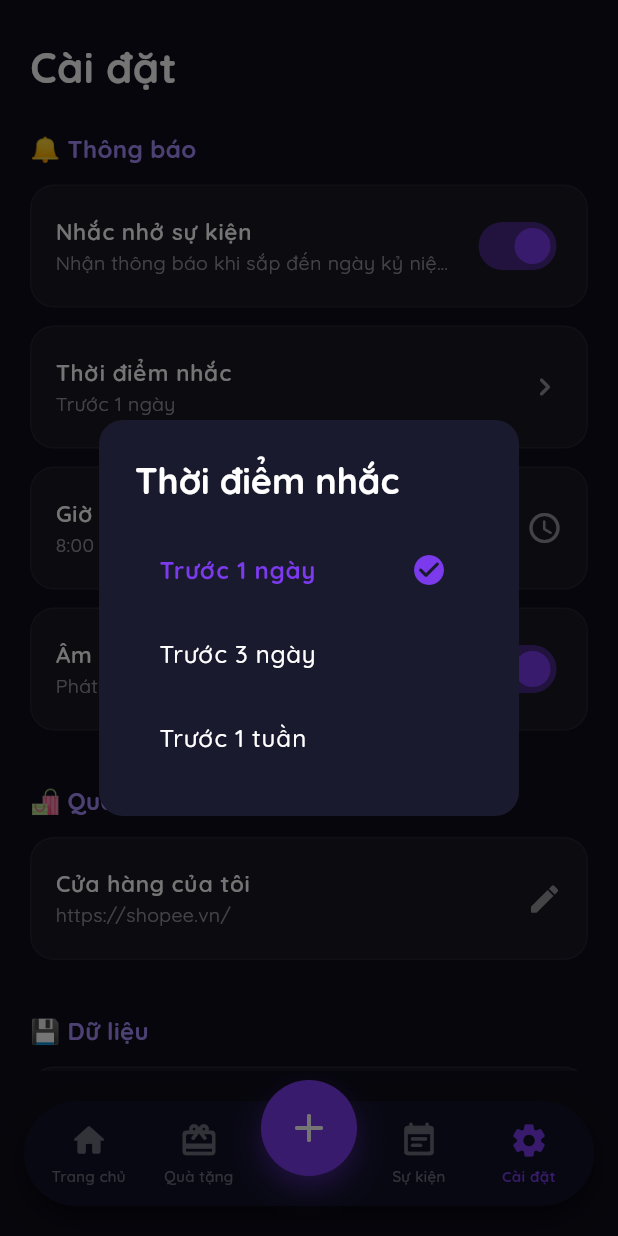
After one commit to namtv95it/countdown_app, a Flutter app: the screen it shows after launch, item 5 of the bottom bar chosen, after a tap on "Thời điểm nhắc", on a phone screen of 412 x 824 dp. The commit adds this screen. Run offline on Flutter 3.47's test engine with Material 3 defaults, Android fonts, the phone set to English and light mode, and no system bars; our stand-ins replace flutter_local_notifications, flutter_timezone, google_fonts, google_mobile_ads, permission_handler, shared_preferences and 1 more; missing offline and left inert: home_widget, lunar; network calls fail.

Commit message:
notification

```diff
--- a/lib/main.dart
+++ b/lib/main.dart
@@ -4,12 +4,14 @@ import 'package:intl/date_symbol_data_local.dart';
 import 'screens/home_screen.dart';
 import 'services/ad_service.dart';
 import 'services/widget_service.dart';
+import 'services/notification_service.dart';
 
 void main() async {
   WidgetsFlutterBinding.ensureInitialized();
   await initializeDateFormatting('vi', null);
   await AdService.init();
   await WidgetService.initialize();
+  await NotificationService().initialize();
   runApp(const MyApp());
 }
 
--- a/lib/screens/home_screen.dart
+++ b/lib/screens/home_screen.dart
@@ -5,15 +5,18 @@ import 'package:flutter/material.dart';
 import 'package:google_fonts/google_fonts.dart';
 import 'package:google_mobile_ads/google_mobile_ads.dart';
 import 'package:intl/intl.dart';
+import 'package:shared_preferences/shared_preferences.dart';
 import '../models/anniversary.dart';
 import '../services/storage_service.dart';
 import '../services/ad_service.dart';
+import '../services/notification_service.dart';
 import '../widgets/countdown_card.dart';
 import '../widgets/time_unit_box.dart';
 
 import 'add_event_screen.dart';
 import 'detail_screen.dart';
 import 'gift_screen.dart';
+import 'settings_screen.dart' hide GoogleFonts;
 
 class HomeScreen extends StatefulWidget {
   const HomeScreen({super.key});
@@ -40,9 +43,20 @@ class _HomeScreenState extends State<HomeScreen>
   void initState() {
     super.initState();
     _pageController = PageController(initialPage: 0);
+    _checkFirstLaunchPermissions();
     _loadAnniversaries();
     _startTimer();
     _loadBannerAd();
+  }
+
+  Future<void> _checkFirstLaunchPermissions() async {
+    final prefs = await SharedPreferences.getInstance();
+    final bool hasRequested = prefs.getBool('has_requested_notification_permission') ?? false;
+
+    if (!hasRequested) {
+      await NotificationService().requestPermissions();
+      await prefs.setBool('has_requested_notification_permission', true);
+    }
   }
 
   void _startTimer() {
@@ -247,7 +261,7 @@ class _HomeScreenState extends State<HomeScreen>
         _buildHeroTab(),
         const GiftScreen(),
         _buildAllEventsTab(),
-        _buildPlaceholderTab('Cài đặt'),
+        const SettingsScreen(),
       ],
     );
   }
--- /dev/null
+++ b/lib/screens/settings_screen.dart
@@ -0,0 +1,430 @@
+import 'package:flutter/material.dart';
+import 'package:google_fonts/google_fonts.dart';
+import 'package:shared_preferences/shared_preferences.dart';
+import 'package:permission_handler/permission_handler.dart';
+import '../services/notification_service.dart';
+
+class SettingsScreen extends StatefulWidget {
+  const SettingsScreen({super.key});
+
+  @override
+  State<SettingsScreen> createState() => _SettingsScreenState();
+}
+
+class _SettingsScreenState extends State<SettingsScreen> {
+  bool _notificationsEnabled = true;
+  int _reminderDays = 1; // 1, 3, 7
+  TimeOfDay _notificationTime = const TimeOfDay(hour: 8, minute: 0);
+  bool _soundEnabled = true;
+
+  String _shopUrl = 'https://shopee.vn/';
+  bool _isLoading = true;
+
+  @override
+  void initState() {
+    super.initState();
+    _loadSettings();
+  }
+
+  Future<void> _loadSettings() async {
+    final prefs = await SharedPreferences.getInstance();
+    setState(() {
+      _notificationsEnabled = prefs.getBool('notifications_enabled') ?? true;
+      _reminderDays = prefs.getInt('reminder_days') ?? 1;
+
+      final hour = prefs.getInt('notification_hour') ?? 8;
+      final minute = prefs.getInt('notification_minute') ?? 0;
+      _notificationTime = TimeOfDay(hour: hour, minute: minute);
+
+      _soundEnabled = prefs.getBool('sound_enabled') ?? true;
+
+      _shopUrl = prefs.getString('shop_url') ?? 'https://shopee.vn/';
+      _isLoading = false;
+    });
+  }
+
+  Future<void> _toggleNotifications(bool value) async {
+    final prefs = await SharedPreferences.getInstance();
+
+    if (value) {
+      final granted = await NotificationService().requestPermissions();
+      if (!granted) {
+        if (mounted) {
+          showDialog(
+            context: context,
+            builder: (context) => AlertDialog(
+              backgroundColor: const Color(0xFF1A1A2E),
+              title: Text('Cấp quyền thông báo', style: GoogleFonts.quicksand(color: Colors.white, fontWeight: FontWeight.bold)),
+              content: Text('Ứng dụng cần quyền thông báo để nhắc nhở sự kiện. Vui lòng cấp quyền trong phần Cài đặt của điện thoại.', style: GoogleFonts.quicksand(color: Colors.white70)),
+              actions: [
+                TextButton(
+                  onPressed: () => Navigator.pop(context),
+                  child: Text('Hủy', style: GoogleFonts.quicksand(color: Colors.white54)),
+                ),
+                TextButton(
+                  onPressed: () {
+                    Navigator.pop(context);
+                    openAppSettings();
+                  },
+                  child: Text('Mở Cài đặt', style: GoogleFonts.quicksand(color: const Color(0xFF7C3AED), fontWeight: FontWeight.bold)),
+                ),
+              ],
+            ),
+          );
+        }
+        return;
+      }
+    }
+
+    setState(() {
+      _notificationsEnabled = value;
+    });
+
+    await prefs.setBool('notifications_enabled', value);
+    await NotificationService().scheduleNotifications();
+  }
+
+  Future<void> _toggleSound(bool value) async {
+    setState(() {
+      _soundEnabled = value;
+    });
+    final prefs = await SharedPreferences.getInstance();
+    await prefs.setBool('sound_enabled', value);
+    await NotificationService().scheduleNotifications();
+  }
+
+  Future<void> _selectReminderDays() async {
+    final days = await showDialog<int>(
+      context: context,
+      builder: (context) => AlertDialog(
+        backgroundColor: const Color(0xFF1A1A2E),
+        shape: RoundedRectangleBorder(borderRadius: BorderRadius.circular(16)),
+        title: Text(
+          'Thời điểm nhắc',
+          style: GoogleFonts.quicksand(
+              fontWeight: FontWeight.w700, color: Colors.white),
+        ),
+        content: Column(
+          mainAxisSize: MainAxisSize.min,
+          children: [
+            _buildDialogOption('Trước 1 ngày', 1, _reminderDays),
+            _buildDialogOption('Trước 3 ngày', 3, _reminderDays),
+            _buildDialogOption('Trước 1 tuần', 7, _reminderDays),
+          ],
+        ),
+      ),
+    );
+
+    if (days != null) {
+      setState(() {
+        _reminderDays = days;
+      });
+      final prefs = await SharedPreferences.getInstance();
+      await prefs.setInt('reminder_days', days);
+    }
+  }
+
+  Widget _buildDialogOption(String label, int value, int currentValue) {
+    final isSelected = value == currentValue;
+    return ListTile(
+      title: Text(
+        label,
+        style: GoogleFonts.quicksand(
+          color: isSelected ? const Color(0xFF7C3AED) : Colors.white,
+          fontWeight: isSelected ? FontWeight.w700 : FontWeight.w500,
+        ),
+      ),
+      trailing: isSelected
+          ? const Icon(Icons.check_circle_rounded, color: Color(0xFF7C3AED))
+          : null,
+      onTap: () => Navigator.pop(context, value),
+    );
+  }
+
+  Future<void> _selectNotificationTime() async {
+    final time = await showTimePicker(
+      context: context,
+      initialTime: _notificationTime,
+      builder: (context, child) {
+        return Theme(
+          data: ThemeData.dark().copyWith(
+            colorScheme: const ColorScheme.dark(
+              primary: Color(0xFF7C3AED),
+              onPrimary: Colors.white,
+              surface: Color(0xFF1A1A2E),
+              onSurface: Colors.white,
+            ),
+          ),
+          child: child!,
+        );
+      },
+    );
+
+    if (time != null) {
+      setState(() {
+        _notificationTime = time;
+      });
+      final prefs = await SharedPreferences.getInstance();
+      await prefs.setInt('notification_hour', time.hour);
+      await prefs.setInt('notification_minute', time.minute);
+    }
+  }
+
+  Future<void> _editShopUrl() async {
+    final controller = TextEditingController(text: _shopUrl);
+    final result = await showDialog<String>(
+      context: context,
+      builder: (context) => AlertDialog(
+        backgroundColor: const Color(0xFF1A1A2E),
+        shape: RoundedRectangleBorder(borderRadius: BorderRadius.circular(16)),
+        title: Text(
+          'Link Shop của bạn',
+          style: GoogleFonts.quicksand(
+              fontWeight: FontWeight.w700, color: Colors.white),
+        ),
+        content: TextField(
+          controller: controller,
+          style: GoogleFonts.quicksand(color: Colors.white),
+          decoration: InputDecoration(
+            hintText: 'Nhập link Shopee/Lazada...',
+            hintStyle: GoogleFonts.quicksand(color: Colors.white38),
+            enabledBorder: OutlineInputBorder(
+              borderSide: const BorderSide(color: Colors.white24),
+              borderRadius: BorderRadius.circular(12),
+            ),
+            focusedBorder: OutlineInputBorder(
+              borderSide: const BorderSide(color: Color(0xFF7C3AED)),
+              borderRadius: BorderRadius.circular(12),
+            ),
+          ),
+        ),
+        actions: [
+          TextButton(
+            onPressed: () => Navigator.pop(context),
+            child: Text('Hủy',
+                style: GoogleFonts.quicksand(color: Colors.white54)),
+          ),
+          TextButton(
+            onPressed: () => Navigator.pop(context, controller.text),
+            child: Text('Lưu',
+                style: GoogleFonts.quicksand(
+                    color: const Color(0xFF7C3AED), fontWeight: FontWeight.w700)),
+          ),
+        ],
+      ),
+    );
+
+    if (result != null && result.trim().isNotEmpty) {
+      setState(() {
+        _shopUrl = result.trim();
+      });
+      final prefs = await SharedPreferences.getInstance();
+      await prefs.setString('shop_url', result.trim());
+    }
+  }
+
+  void _showMessage(String message, {bool isError = false}) {
+    ScaffoldMessenger.of(context).showSnackBar(
+      SnackBar(
+        content: Row(
+          children: [
+            Text(isError ? '⚠️ ' : '✨ ', style: const TextStyle(fontSize: 16)),
+            Expanded(
+              child: Text(message,
+                  style: GoogleFonts.quicksand(fontWeight: FontWeight.w600)),
+            ),
+          ],
+        ),
+        backgroundColor: isError ? Colors.red.shade600 : const Color(0xFF10B981),
+        behavior: SnackBarBehavior.floating,
+        duration: const Duration(seconds: 2),
+        shape: RoundedRectangleBorder(borderRadius: BorderRadius.circular(12)),
+      ),
+    );
+  }
+
+  @override
+  Widget build(BuildContext context) {
+    if (_isLoading) {
+      return const Center(child: CircularProgressIndicator());
+    }
+
+    return Scaffold(
+      backgroundColor: Colors.transparent,
+      body: SafeArea(
+        child: ListView(
+          padding: const EdgeInsets.symmetric(horizontal: 20, vertical: 24),
+          children: [
+            Text(
+              'Cài đặt',
+              style: GoogleFonts.quicksand(
+                fontSize: 28,
+                fontWeight: FontWeight.w800,
+                color: Colors.white,
+              ),
+            ),
+            const SizedBox(height: 24),
+
+            _buildSectionHeader('🔔 Thông báo'),
+            _buildListTile(
+              title: 'Nhắc nhở sự kiện',
+              subtitle: 'Nhận thông báo khi sắp đến ngày kỷ niệm',
+              trailing: Switch(
+                value: _notificationsEnabled,
+                onChanged: _toggleNotifications,
+                activeColor: const Color(0xFF7C3AED),
+              ),
+            ),
+            if (_notificationsEnabled) ...[
+              _buildListTile(
+                title: 'Thời điểm nhắc',
+                subtitle: _reminderDays == 7
+                    ? 'Trước 1 tuần'
+                    : 'Trước $_reminderDays ngày',
+                trailing: const Icon(Icons.chevron_right_rounded,
+                    color: Colors.white54),
+                onTap: _selectReminderDays,
+              ),
+              _buildListTile(
+                title: 'Giờ gửi thông báo',
+                subtitle: _notificationTime.format(context),
+                trailing: const Icon(Icons.access_time_rounded,
+                    color: Colors.white54),
+                onTap: _selectNotificationTime,
+              ),
+              _buildListTile(
+                title: 'Âm thanh thông báo',
+                subtitle: 'Phát âm thanh khi có thông báo',
+                trailing: Switch(
+                  value: _soundEnabled,
+                  onChanged: _toggleSound,
+                  activeColor: const Color(0xFF7C3AED),
+                ),
+              ),
+            ],
+
+
+            const SizedBox(height: 24),
+            _buildSectionHeader('🛍️ Quà tặng & Lời chúc'),
+            _buildListTile(
+              title: 'Cửa hàng của tôi',
+              subtitle: _shopUrl,
+              trailing: const Icon(Icons.edit_rounded, color: Colors.white54),
+              onTap: _editShopUrl,
+            ),
+
+            const SizedBox(height: 24),
+            _buildSectionHeader('💾 Dữ liệu'),
+            _buildListTile(
+              title: 'Sao lưu dữ liệu',
+              subtitle: 'Lưu các sự kiện ra file (JSON)',
+              trailing: const Icon(Icons.download_rounded, color: Colors.white54),
+              onTap: () => _showMessage('Đã tải xuống file sao lưu!'),
+            ),
+            _buildListTile(
+              title: 'Khôi phục dữ liệu',
+              subtitle: 'Nhập các sự kiện từ file',
+              trailing: const Icon(Icons.upload_rounded, color: Colors.white54),
+              onTap: () => _showMessage('Đã khôi phục dữ liệu thành công!'),
+            ),
+
+            const SizedBox(height: 24),
+            _buildSectionHeader('ℹ️ Thông tin'),
+            _buildListTile(
+              title: 'Đánh giá ứng dụng',
+              subtitle: 'Để lại nhận xét trên Store',
+              trailing: const Icon(Icons.star_rounded, color: Colors.amber),
+              onTap: () => _showMessage('Cảm ơn bạn đã đánh giá!'),
+            ),
+            _buildListTile(
+              title: 'Phiên bản',
+              subtitle: '1.0.0',
+              trailing: const SizedBox(),
+            ),
+
+            const SizedBox(height: 24),
+            ElevatedButton.icon(
+              onPressed: () async {
+                try {
+                  await NotificationService().scheduleTestNotification();
+                  if (mounted) {
+                    _showMessage('Sẽ hiển thị thông báo sau 5 giây!');
+                  }
+                } catch (e) {
+                  if (mounted) {
+                    _showMessage('Lỗi: $e', isError: true);
+                  }
+                }
+              },
+              icon: const Icon(Icons.timer),
+              label: const Text('Thử nghiệm thông báo (5s)'),
+              style: ElevatedButton.styleFrom(
+                backgroundColor: const Color(0xFF7C3AED),
+                foregroundColor: Colors.white,
+                padding: const EdgeInsets.symmetric(vertical: 16),
+                shape: RoundedRectangleBorder(
+                  borderRadius: BorderRadius.circular(16),
+                ),
+              ),
+            ),
+
+            const SizedBox(height: 100), // Khoảng trống cho BottomNav
+          ],
+        ),
+      ),
+    );
+  }
+
+  Widget _buildSectionHeader(String title) {
+    return Padding(
+      padding: const EdgeInsets.only(bottom: 12),
+      child: Text(
+        title,
+        style: GoogleFonts.quicksand(
+          fontSize: 16,
+          fontWeight: FontWeight.w700,
+          color: const Color(0xFFA78BFA),
+        ),
+      ),
+    );
+  }
+
+  Widget _buildListTile({
+    required String title,
+    required String subtitle,
+    required Widget trailing,
+    VoidCallback? onTap,
+  }) {
+    return Container(
+      margin: const EdgeInsets.only(bottom: 12),
+      decoration: BoxDecoration(
+        color: Colors.white.withValues(alpha: 0.04),
+        borderRadius: BorderRadius.circular(16),
+        border: Border.all(color: Colors.white.withValues(alpha: 0.05)),
+      ),
+      child: ListTile(
+        contentPadding: const EdgeInsets.symmetric(horizontal: 16, vertical: 4),
+        title: Text(
+          title,
+          style: GoogleFonts.quicksand(
+            fontSize: 15,
+            fontWeight: FontWeight.w600,
+            color: Colors.white,
+          ),
+        ),
+        subtitle: Text(
+          subtitle,
+          style: GoogleFonts.quicksand(
+            fontSize: 13,
+            color: Colors.white54,
+          ),
+          maxLines: 1,
+          overflow: TextOverflow.ellipsis,
+        ),
+        trailing: trailing,
+        onTap: onTap,
+        shape: RoundedRectangleBorder(borderRadius: BorderRadius.circular(16)),
+      ),
+    );
+  }
+}
--- /dev/null
+++ b/lib/services/notification_service.dart
@@ -0,0 +1,199 @@
+import 'package:flutter_local_notifications/flutter_local_notifications.dart';
+import 'package:timezone/data/latest_all.dart' as tz;
+import 'package:timezone/timezone.dart' as tz;
+import 'package:flutter_timezone/flutter_timezone.dart';
+import 'package:permission_handler/permission_handler.dart';
+import 'dart:io';
+
+import '../models/anniversary.dart';
+import 'storage_service.dart';
+import 'package:shared_preferences/shared_preferences.dart';
+import 'package:flutter/material.dart';
+
+class NotificationService {
+  static final NotificationService _instance = NotificationService._internal();
+  factory NotificationService() => _instance;
+  NotificationService._internal();
+
+  final FlutterLocalNotificationsPlugin _notificationsPlugin =
+      FlutterLocalNotificationsPlugin();
+
+  bool _isInitialized = false;
+
+  Future<void> initialize() async {
+    if (_isInitialized) return;
+
+    tz.initializeTimeZones();
+    final tzInfo = await FlutterTimezone.getLocalTimezone();
+    final String timeZoneName = tzInfo.identifier;
+    tz.setLocalLocation(tz.getLocation(timeZoneName));
+
+    const AndroidInitializationSettings initializationSettingsAndroid =
+        AndroidInitializationSettings('@mipmap/ic_launcher');
+
+    const DarwinInitializationSettings initializationSettingsDarwin =
+        DarwinInitializationSettings(
+            requestSoundPermission: false,
+            requestBadgePermission: false,
+            requestAlertPermission: false);
+
+    const InitializationSettings initializationSettings =
+        InitializationSettings(
+            android: initializationSettingsAndroid,
+            iOS: initializationSettingsDarwin);
+
+    await _notificationsPlugin.initialize(settings: initializationSettings);
+    _isInitialized = true;
+  }
+
+  Future<bool> requestPermissions() async {
+    if (Platform.isIOS) {
+      final bool? result = await _notificationsPlugin
+          .resolvePlatformSpecificImplementation<
+              IOSFlutterLocalNotificationsPlugin>()
+          ?.requestPermissions(
+            alert: true,
+            badge: true,
+            sound: true,
+          );
+      return result ?? false;
+    } else if (Platform.isAndroid) {
+      final status = await Permission.notification.request();
+      return status.isGranted;
+    }
+    return false;
+  }
+
+  Future<void> scheduleNotifications() async {
+    await _notificationsPlugin.cancelAll();
+
+    final prefs = await SharedPreferences.getInstance();
+    final bool notificationsEnabled = prefs.getBool('notifications_enabled') ?? true;
+
+    if (!notificationsEnabled) return;
+
+    final int reminderDays = prefs.getInt('reminder_days') ?? 1;
+    final int hour = prefs.getInt('notification_hour') ?? 8;
+    final int minute = prefs.getInt('notification_minute') ?? 0;
+    final bool soundEnabled = prefs.getBool('sound_enabled') ?? true;
+
+    final StorageService storageService = StorageService();
+    final List<Anniversary> events = await storageService.getAnniversaries();
+
+    int idCounter = 0;
+    final now = DateTime.now();
+
+    for (final event in events) {
+      final eventDate = event.displayDate;
+      var notificationDate = eventDate.subtract(Duration(days: reminderDays));
+      notificationDate = DateTime(
+        notificationDate.year,
+        notificationDate.month,
+        notificationDate.day,
+        hour,
+        minute,
+      );
+
+      if (notificationDate.isBefore(now)) {
+        continue;
+      }
+
+      await _scheduleNotification(
+        id: idCounter++,
+        title: 'Sắp tới: ${event.title} ${event.emoji}',
+        body: reminderDays == 0
+            ? 'Hôm nay là ngày kỷ niệm của bạn!'
+            : 'Còn $reminderDays ngày nữa là tới ngày ${event.title}.',
+        scheduledDate: notificationDate,
+        playSound: soundEnabled,
+      );
+    }
+  }
+
+  Future<void> scheduleTestNotification() async {
+    print('NotificationService: Bắt đầu hẹn giờ test thông báo sau 5 giây...');
+    final prefs = await SharedPreferences.getInstance();
+    final bool soundEnabled = prefs.getBool('sound_enabled') ?? true;
+
+    print('NotificationService: soundEnabled = $soundEnabled');
+
+    final AndroidNotificationDetails androidPlatformChannelSpecifics =
+        AndroidNotificationDetails(
+      'countdown_events_channel_v3',
+      'Sự kiện đếm ngược',
+      channelDescription: 'Nhắc nhở sự kiện sắp tới',
+      importance: Importance.max,
+      priority: Priority.high,
+      playSound: soundEnabled,
+      visibility: NotificationVisibility.public,
+      category: AndroidNotificationCategory.event,
+      fullScreenIntent: true,
+    );
+
+    final DarwinNotificationDetails darwinPlatformChannelSpecifics =
+        DarwinNotificationDetails(
+      presentSound: soundEnabled,
+    );
+
+    final NotificationDetails platformChannelSpecifics = NotificationDetails(
+      android: androidPlatformChannelSpecifics,
+      iOS: darwinPlatformChannelSpecifics,
+    );
+
+    final now = DateTime.now();
+    await _notificationsPlugin.zonedSchedule(
+      id: 9299,
+      title: 'Thông báo thử nghiệm',
+      body: 'Cấu hình thông báo của bạn đã hoạt động tốt trên Status Bar!',
+      scheduledDate: tz.TZDateTime.from(now.add(const Duration(seconds: 5)), tz.local),
+      notificationDetails: platformChannelSpecifics,
+      androidScheduleMode: AndroidScheduleMode.exactAllowWhileIdle,
+    );
+    print('NotificationService: Đã đăng ký hẹn giờ (chờ 5s nữa sẽ nổ)...');
+
+    // Tạo 1 luồng chờ 5 giây tương đương để in log ra màn hình
+    Future.delayed(const Duration(seconds: 5), () {
+      print('NotificationService: BOOM! Thông báo đáng lẽ đã xuất hiện trên màn hình khóa/status bar lúc này!');
+    });
+  }
+
+  Future<void> _scheduleNotification({
+    required int id,
+    required String title,
+    required String body,
+    required DateTime scheduledDate,
+    required bool playSound,
+  }) async {
+    final AndroidNotificationDetails androidPlatformChannelSpecifics =
+        AndroidNotificationDetails(
+      'countdown_events_channel_v3',
+      'Sự kiện đếm ngược',
+      channelDescription: 'Nhắc nhở sự kiện sắp tới',
+      importance: Importance.max,
+      priority: Priority.high,
+      playSound: playSound,
+      visibility: NotificationVisibility.public,
+      category: AndroidNotificationCategory.event,
+      fullScreenIntent: true,
+    );
+
+    final DarwinNotificationDetails darwinPlatformChannelSpecifics =
+        DarwinNotificationDetails(
+      presentSound: playSound,
+    );
+
+    final NotificationDetails platformChannelSpecifics = NotificationDetails(
+      android: androidPlatformChannelSpecifics,
+      iOS: darwinPlatformChannelSpecifics,
+    );
+
+    await _notificationsPlugin.zonedSchedule(
+      id: id,
+      title: title,
+      body: body,
+      scheduledDate: tz.TZDateTime.from(scheduledDate, tz.local),
+      notificationDetails: platformChannelSpecifics,
+      androidScheduleMode: AndroidScheduleMode.exactAllowWhileIdle,
+    );
+  }
+}
```
Also changed, not shown: pubspec.yaml (+8 -1 lines), lib/services/storage_service.dart (line endings or trailing spaces), pubspec.lock, 3 other files.
